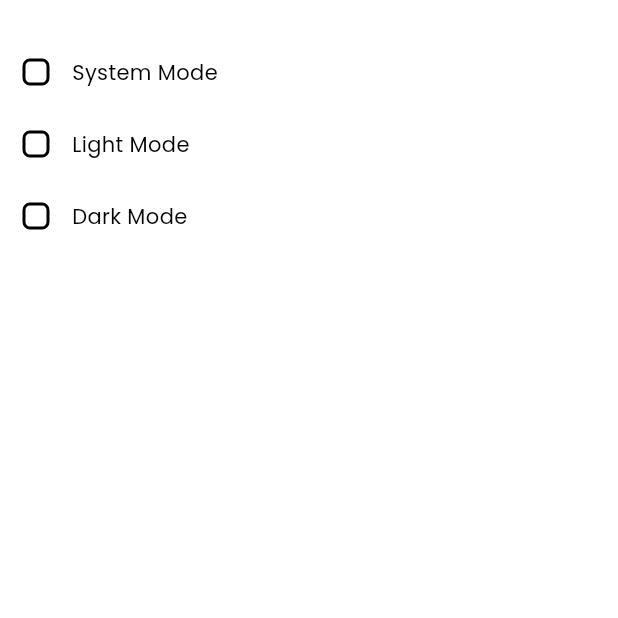
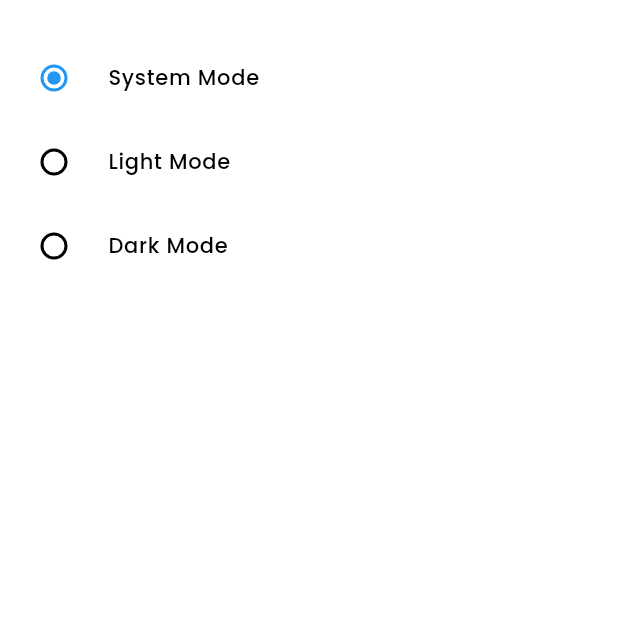
Before and after one commit to AAShayon/authentication_app, a Flutter app: the Themelist screen opened directly, on a phone screen of 412 x 824 dp, the top half of it. Run offline on Flutter 3.47's test engine with Material 3 defaults, Android fonts, the phone set to English and light mode, and no system bars; our stand-ins replace easy_localization, image_cropper, image_picker, logger, shared_preferences; accounts and stored records are empty.

Commit message:
Update theme_list.dart
fix------theme Radio button

```diff
--- a/lib/view/widgets/theme_list.dart
+++ b/lib/view/widgets/theme_list.dart
@@ -10,89 +10,155 @@ class Themelist extends StatelessWidget {
 
 
 
+  // @override
+  // Widget build(BuildContext context) {
+  //   bool darkvalue = false;
+  //   bool lightvalue = false;
+  //   bool systemvalue = false;
+  //   return Scaffold(
+  //       body:
+  //       Consumer2<ThemeProvider,CheckBoxProvider>(builder: (context, themeProvider,checkBoxProvider ,child) {
+  //         return ListView(
+  //           padding: const EdgeInsets.only(top: SSizes.defaultSpace),
+  //           children: [
+  //             Column(
+  //               children: [
+  //                 Row(
+  //                   children: [
+  //                     Checkbox(
+  //                       shape: const RoundedRectangleBorder(
+  //                           borderRadius:
+  //                           BorderRadius.all(Radius.circular(5.0))),
+  //                       value: systemvalue,
+  //                       onChanged: (value) async {
+  //                         if (systemvalue = value!) {
+  //                           value = await themeProvider.setThemeMode(ThemeMode.system);
+  //                           lightvalue = false;
+  //                           darkvalue=false;
+  //                           value =await checkBoxProvider.setBoolmode(true);
+  //                           // SHelperFunctions.navigateToScreen(context, Userhomepage());
+  //                         }
+  //                       },
+  //                     ),
+  //                     const Text("System Mode"),
+  //                   ],
+  //                 ),
+  //                 Row(
+  //                   children: [
+  //                     Checkbox(
+  //                       shape: const RoundedRectangleBorder(
+  //                           borderRadius:
+  //                           BorderRadius.all(Radius.circular(5.0))),
+  //                       value: lightvalue,
+  //                       onChanged: (value) async {
+  //                         if (lightvalue = value!) {
+  //                           value = await themeProvider.setThemeMode(ThemeMode.light);
+  //                           systemvalue = false;
+  //                           darkvalue = false;
+  //                           value =await checkBoxProvider.setBoolmode(true);
+  //                           // SHelperFunctions.navigateToScreen(context, Userhomepage());
+  //                         }
+  //                       },
+  //
+  //                     ),
+  //                     Text("Light Mode"),
+  //                   ],
+  //                 ),
+  //                 Row(
+  //                   children: [
+  //                     Checkbox(
+  //                       shape: const RoundedRectangleBorder(
+  //                           borderRadius:
+  //                           BorderRadius.all(Radius.circular(5.0))),
+  //                       // Rounded Checkbox
+  //                       // value: themeProvider.isDarkMode,
+  //                       value: darkvalue,
+  //                       onChanged: (value) async {
+  //                         if (darkvalue = value!) {
+  //                           value =
+  //                           await themeProvider.setThemeMode(ThemeMode.dark);
+  //                           systemvalue = false;
+  //                           lightvalue = false;
+  //                           value =await checkBoxProvider.setBoolmode(true);
+  //                           // SHelperFunctions.navigateToScreen(context, Userhomepage());
+  //                         }
+  //                       },
+  //                     ),
+  //                     Text("Dark Mode"),
+  //                   ],
+  //                 ),
+  //               ],
+  //             ),
+  //           ],
+  //         );
+  //       }
+  //       )
+  //   );
+  // }
   @override
   Widget build(BuildContext context) {
-    bool darkvalue = false;
-    bool lightvalue = false;
-    bool systemvalue = false;
     return Scaffold(
-        body:
-        Consumer2<ThemeProvider,CheckBoxProvider>(builder: (context, themeProvider,checkBoxProvider ,child) {
+      body: Consumer2<ThemeProvider, CheckBoxProvider>(
+        builder: (context, themeProvider, checkBoxProvider, child) {
+          ThemeMode selectedTheme = themeProvider.themeMode ?? ThemeMode.system;
+
           return ListView(
             padding: const EdgeInsets.only(top: SSizes.defaultSpace),
             children: [
               Column(
                 children: [
-                  Row(
-                    children: [
-                      Checkbox(
-                        shape: const RoundedRectangleBorder(
-                            borderRadius:
-                            BorderRadius.all(Radius.circular(5.0))),
-                        value: systemvalue,
-                        onChanged: (value) async {
-                          if (systemvalue = value!) {
-                            value = await themeProvider.setThemeMode(ThemeMode.system);
-                            lightvalue = false;
-                            darkvalue=false;
-                            value =await checkBoxProvider.setBoolmode(true);
-                            // SHelperFunctions.navigateToScreen(context, Userhomepage());
-                          }
-                        },
-                      ),
-                      const Text("System Mode"),
-                    ],
+                  buildRadioTile(
+                    context,
+                    "System Mode",
+                    ThemeMode.system,
+                    selectedTheme,
+                    themeProvider,
+                    checkBoxProvider,
                   ),
-                  Row(
-                    children: [
-                      Checkbox(
-                        shape: const RoundedRectangleBorder(
-                            borderRadius:
-                            BorderRadius.all(Radius.circular(5.0))),
-                        value: lightvalue,
-                        onChanged: (value) async {
-                          if (lightvalue = value!) {
-                            value = await themeProvider.setThemeMode(ThemeMode.light);
-                            systemvalue = false;
-                            darkvalue = false;
-                            value =await checkBoxProvider.setBoolmode(true);
-                            // SHelperFunctions.navigateToScreen(context, Userhomepage());
-                          }
-                        },
-
-                      ),
-                      Text("Light Mode"),
-                    ],
+                  buildRadioTile(
+                    context,
+                    "Light Mode",
+                    ThemeMode.light,
+                    selectedTheme,
+                    themeProvider,
+                    checkBoxProvider,
                   ),
-                  Row(
-                    children: [
-                      Checkbox(
-                        shape: const RoundedRectangleBorder(
-                            borderRadius:
-                            BorderRadius.all(Radius.circular(5.0))),
-                        // Rounded Checkbox
-                        // value: themeProvider.isDarkMode,
-                        value: darkvalue,
-                        onChanged: (value) async {
-                          if (darkvalue = value!) {
-                            value =
-                            await themeProvider.setThemeMode(ThemeMode.dark);
-                            systemvalue = false;
-                            lightvalue = false;
-                            value =await checkBoxProvider.setBoolmode(true);
-                            // SHelperFunctions.navigateToScreen(context, Userhomepage());
-                          }
-                        },
-                      ),
-                      Text("Dark Mode"),
-                    ],
+                  buildRadioTile(
+                    context,
+                    "Dark Mode",
+                    ThemeMode.dark,
+                    selectedTheme,
+                    themeProvider,
+                    checkBoxProvider,
                   ),
                 ],
               ),
             ],
           );
+        },
+      ),
+    );
+  }
+
+  Widget buildRadioTile(
+      BuildContext context,
+      String title,
+      ThemeMode themeMode,
+      ThemeMode selectedTheme,
+      ThemeProvider themeProvider,
+      CheckBoxProvider checkBoxProvider,
+      ) {
+    return RadioListTile(
+      title: Text(title),
+      value: themeMode,
+      groupValue: selectedTheme,
+      onChanged: (value) async {
+        if (value != null) {
+          await themeProvider.setThemeMode(value);
+          await checkBoxProvider.setBoolmode(true);
         }
-        )
+      },
+      activeColor: Colors.blue, // Change this to the desired active color
     );
   }
 }
```
